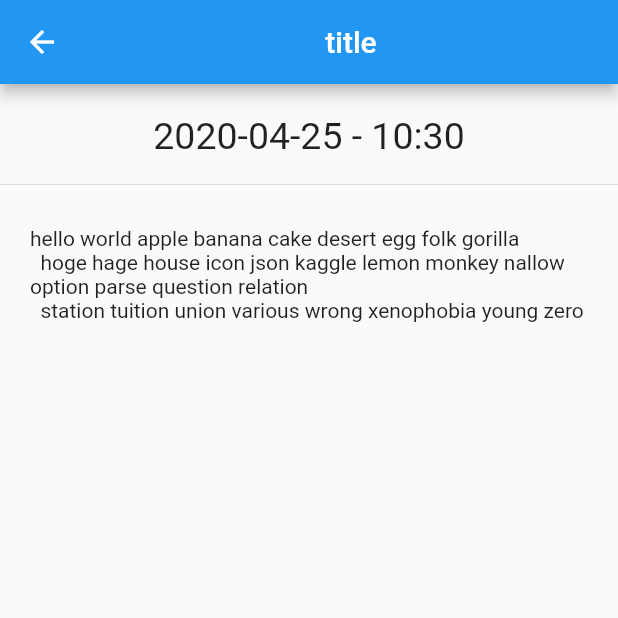
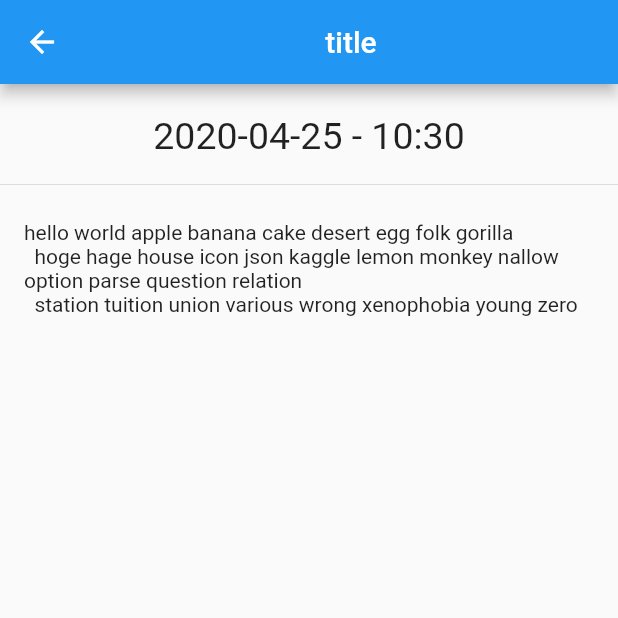
Before and after one commit to sniper-fly/comfortable_diary, a Flutter app: the screen it shows after launch, after a tap on "title", on a phone screen of 412 x 824 dp, the top half of it. Run offline on Flutter 3.47's test engine with Material 2 defaults, Android fonts, the phone set to English and light mode, and no system bars.

Commit message:
pixel size fixed

```diff
--- a/lib/diary_detail.dart
+++ b/lib/diary_detail.dart
@@ -20,7 +20,7 @@ class DiaryDetail extends StatelessWidget {
           SizedBox(height: 10,),
           Divider(),
           Padding(
-            padding: const EdgeInsets.all(20.0),
+            padding: const EdgeInsets.all(16.0),
             child: Text(diary.content),
           ),
         ],
```
